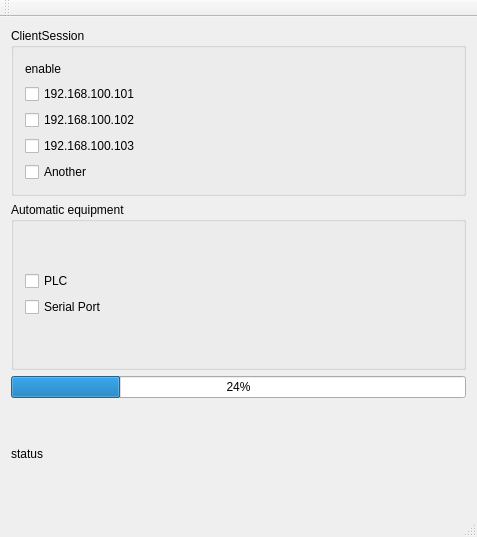
Above: trunk/ProjectCode/SGVcode/crack_detect_plc_control/mainwindow.ui from blacksherry0831/slicOutDoorParallelCollection.Spiral before the change. Below: the same form after it.
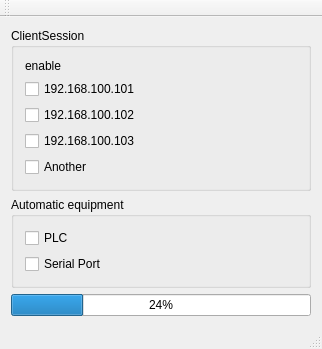
That is the form after the change.

```diff
--- a/trunk/ProjectCode/SGVcode/crack_detect_plc_control/mainwindow.ui
+++ b/trunk/ProjectCode/SGVcode/crack_detect_plc_control/mainwindow.ui
@@ -6,8 +6,8 @@
    <rect>
     <x>0</x>
     <y>0</y>
-    <width>477</width>
-    <height>537</height>
+    <width>322</width>
+    <height>317</height>
    </rect>
   </property>
   <property name="windowTitle">
@@ -113,19 +113,6 @@
           </property>
          </widget>
         </item>
-        <item>
-         <widget class="QLabel" name="label_sjts_plc_work_flow">
-          <property name="maximumSize">
-           <size>
-            <width>16777215</width>
-            <height>100</height>
-           </size>
-          </property>
-          <property name="text">
-           <string>status</string>
-          </property>
-         </widget>
-        </item>
        </layout>
       </item>
      </layout>
```
Left out of the diff: 2 changed lines with no effect on the pictures.
